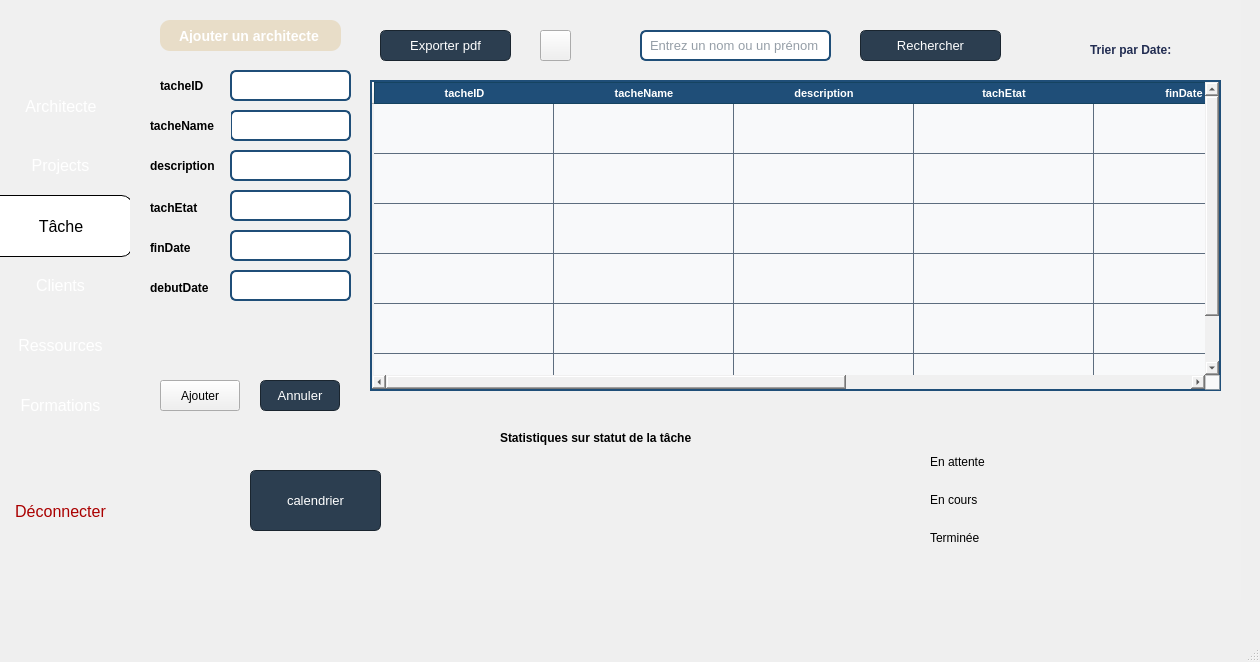
Qt form mainwindow.ui (ProjetCPP-S2-2A15/projetcpp2a15-elicarthage) before a commit.
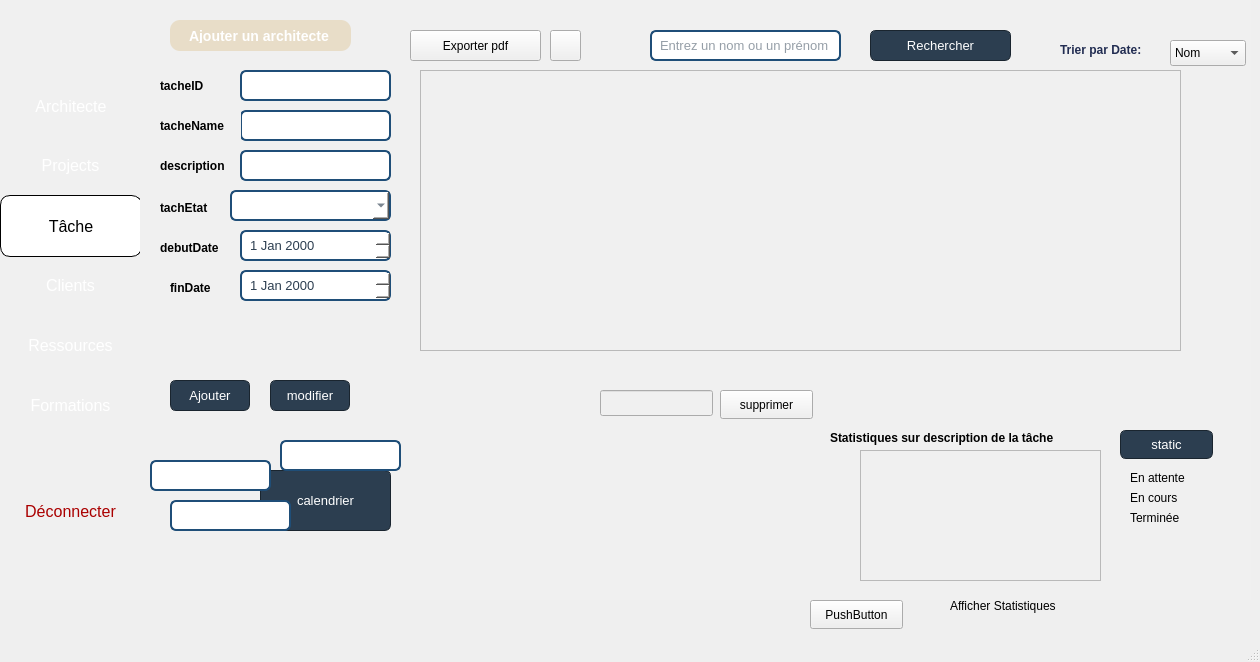
The same form after that commit. Icons and pictures are not drawn.

```diff
--- a/mainwindow.ui
+++ b/mainwindow.ui
@@ -17,7 +17,7 @@
    <widget class="QWidget" name="widget" native="true">
     <property name="geometry">
      <rect>
-      <x>-10</x>
+      <x>0</x>
       <y>0</y>
       <width>1251</width>
       <height>600</height>
@@ -26,6 +26,10 @@
     <property name="styleSheet">
      <string notr="true">QWidget {
     background-color: rgba(240, 240, 240, 1); /* Gris très clair */
+    background-image: url(&quot;back.jpg&quot;); /* Ton image de fond */
+    background-repeat: no-repeat; /* Evite la répétition de l'image */
+    background-position: center; /* Centre l'image */
+    background-size: cover; /* Couvre toute la surface du widget */
 }
 </string>
     </property>
@@ -271,7 +275,7 @@
       <rect>
        <x>150</x>
        <y>20</y>
-       <width>221</width>
+       <width>251</width>
        <height>411</height>
       </rect>
      </property>
@@ -292,7 +296,7 @@
        <rect>
         <x>90</x>
         <y>50</y>
-        <width>121</width>
+        <width>151</width>
         <height>31</height>
        </rect>
       </property>
@@ -320,35 +324,7 @@
        <rect>
         <x>90</x>
         <y>90</y>
-        <width>121</width>
-        <height>31</height>
-       </rect>
-      </property>
-      <property name="styleSheet">
-       <string notr="true">QLineEdit {
-    background-color: #FFFFFF;    /* Fond blanc pour une bonne lisibilité */
-    color: #2C3E50;               /* Texte bleu foncé */
-    border: 2px solid #1F4E78;    /* Bordure bleu foncé */
-    border-radius: 6px;           /* Coins arrondis */
-    padding: 6px;                 /* Espacement intérieur */
-    font-size: 13px;              /* Taille de la police équilibrée */
-    selection-background-color: #5DADE2; /* Bleu clair pour la sélection du texte */
-    selection-color: white;       /* Texte blanc quand sélectionné */
-}
-
-QLineEdit:focus {
-    border: 2px solid #222D52;    /* Bordure bleu plus clair au focus */
-    background-color: #ECF0F1;    /* Fond gris clair subtil au focus */
-}
-</string>
-      </property>
-     </widget>
-     <widget class="QLineEdit" name="lineEdit_debutDate">
-      <property name="geometry">
-       <rect>
-        <x>90</x>
-        <y>210</y>
-        <width>121</width>
+        <width>151</width>
         <height>31</height>
        </rect>
       </property>
@@ -374,7 +350,7 @@
      <widget class="QLabel" name="label_2">
       <property name="geometry">
        <rect>
-        <x>20</x>
+        <x>10</x>
         <y>50</y>
         <width>61</width>
         <height>31</height>
@@ -410,8 +386,8 @@
      <widget class="QLabel" name="label_5">
       <property name="geometry">
        <rect>
-        <x>10</x>
-        <y>220</y>
+        <x>20</x>
+        <y>260</y>
         <width>61</width>
         <height>16</height>
        </rect>
@@ -425,7 +401,7 @@
        <string>finDate</string>
       </property>
      </widget>
-     <widget class="QPushButton" name="_pushButton_ajouter_clicked">
+     <widget class="QPushButton" name="pushButtonajouter">
       <property name="geometry">
        <rect>
         <x>20</x>
@@ -435,7 +411,7 @@
        </rect>
       </property>
       <property name="styleSheet">
-       <string notr="true">QPushButton#pushButton_ajouter_clicked {
+       <string notr="true">QPushButton#pushButtonajouter {
     background-color: #2C3E50;  /* Bleu foncé professionnel */
     color: white;               /* Texte blanc pour un bon contraste */
     border-radius: 6px;         /* Coins légèrement arrondis */
@@ -445,16 +421,16 @@
     border: 1px solid #1A252F;  /* Bordure discrète légèrement plus foncée */
 }
 
-QPushButton#pushButton_ajouter_clickedt:hover {
+QPushButton#pushButtonajouter:hover {
     background-color: #34495E;  /* Bleu légèrement plus clair au survol */
     border: 1px solid #2C3E50;  /* Bordure harmonisée */
 }
 
-QPushButton#pushButton_ajouter_clicked:pressed {
+QPushButton#pushButtonajouter:pressed {
     background-color: #1A252F;  /* Bleu encore plus foncé lorsqu'on clique */
 }
 
-QPushButton#pushButton_ajouter_clicked:disabled {
+QPushButton#pushButtonajouter:disabled {
     background-color: #95A5A6;  /* Gris bleuté pour un bouton désactivé */
     color: #D0D3D4;             /* Texte plus clair pour indiquer l’inactivité */
     border: 1px solid #7F8C8D;
@@ -465,7 +441,7 @@
        <string>Ajouter</string>
       </property>
      </widget>
-     <widget class="QPushButton" name="annulerEvent">
+     <widget class="QPushButton" name="pushButton_modifier">
       <property name="geometry">
        <rect>
         <x>120</x>
@@ -475,7 +451,7 @@
        </rect>
       </property>
       <property name="styleSheet">
-       <string notr="true">QPushButton#annulerEvent {
+       <string notr="true">QPushButton#pushButton_modifier {
     background-color: #2C3E50;  /* Bleu foncé professionnel */
     color: white;               /* Texte blanc pour un bon contraste */
     border-radius: 6px;         /* Coins légèrement arrondis */
@@ -485,16 +461,16 @@
     border: 1px solid #1A252F;  /* Bordure discrète légèrement plus foncée */
 }
 
-QPushButton#annulerEvent:hover {
+QPushButton#pushButton_modifier:hover {
     background-color: #34495E;  /* Bleu légèrement plus clair au survol */
     border: 1px solid #2C3E50;  /* Bordure harmonisée */
 }
 
-QPushButton#annulerEvent:pressed {
+QPushButton#pushButton_modifier:pressed {
     background-color: #1A252F;  /* Bleu encore plus foncé lorsqu'on clique */
 }
 
-QPushButton#annulerEvent:disabled {
+QPushButton#pushButton_modifier:disabled {
     background-color: #95A5A6;  /* Gris bleuté pour un bouton désactivé */
     color: #D0D3D4;             /* Texte plus clair pour indiquer l’inactivité */
     border: 1px solid #7F8C8D;
@@ -502,7 +478,7 @@
 </string>
       </property>
       <property name="text">
-       <string>Annuler</string>
+       <string>modifier</string>
       </property>
      </widget>
      <widget class="QLabel" name="label_12">
@@ -545,7 +521,7 @@
       <property name="geometry">
        <rect>
         <x>10</x>
-        <y>260</y>
+        <y>220</y>
         <width>81</width>
         <height>16</height>
        </rect>
@@ -559,68 +535,12 @@
        <string>debutDate</string>
       </property>
      </widget>
-     <widget class="QLineEdit" name="lineEdit_etat">
-      <property name="geometry">
-       <rect>
-        <x>90</x>
-        <y>170</y>
-        <width>121</width>
-        <height>31</height>
-       </rect>
-      </property>
-      <property name="styleSheet">
-       <string notr="true">QLineEdit {
-    background-color: #FFFFFF;    /* Fond blanc pour une bonne lisibilité */
-    color: #2C3E50;               /* Texte bleu foncé */
-    border: 2px solid #1F4E78;    /* Bordure bleu foncé */
-    border-radius: 6px;           /* Coins arrondis */
-    padding: 6px;                 /* Espacement intérieur */
-    font-size: 13px;              /* Taille de la police équilibrée */
-    selection-background-color: #5DADE2; /* Bleu clair pour la sélection du texte */
-    selection-color: white;       /* Texte blanc quand sélectionné */
-}
-
-QLineEdit:focus {
-    border: 2px solid #222D52;    /* Bordure bleu plus clair au focus */
-    background-color: #ECF0F1;    /* Fond gris clair subtil au focus */
-}
-</string>
-      </property>
-     </widget>
-     <widget class="QLineEdit" name="lineEdit_finDate">
-      <property name="geometry">
-       <rect>
-        <x>90</x>
-        <y>250</y>
-        <width>121</width>
-        <height>31</height>
-       </rect>
-      </property>
-      <property name="styleSheet">
-       <string notr="true">QLineEdit {
-    background-color: #FFFFFF;    /* Fond blanc pour une bonne lisibilité */
-    color: #2C3E50;               /* Texte bleu foncé */
-    border: 2px solid #1F4E78;    /* Bordure bleu foncé */
-    border-radius: 6px;           /* Coins arrondis */
-    padding: 6px;                 /* Espacement intérieur */
-    font-size: 13px;              /* Taille de la police équilibrée */
-    selection-background-color: #5DADE2; /* Bleu clair pour la sélection du texte */
-    selection-color: white;       /* Texte blanc quand sélectionné */
-}
-
-QLineEdit:focus {
-    border: 2px solid #222D52;    /* Bordure bleu plus clair au focus */
-    background-color: #ECF0F1;    /* Fond gris clair subtil au focus */
-}
-</string>
-      </property>
-     </widget>
      <widget class="QLineEdit" name="lineEdit_description">
       <property name="geometry">
        <rect>
         <x>90</x>
         <y>130</y>
-        <width>121</width>
+        <width>151</width>
         <height>31</height>
        </rect>
       </property>
@@ -643,333 +563,95 @@
 </string>
       </property>
      </widget>
-    </widget>
-    <widget class="QTableWidget" name="tableWidget">
-     <property name="enabled">
-      <bool>true</bool>
-     </property>
-     <property name="geometry">
-      <rect>
-       <x>380</x>
-       <y>80</y>
-       <width>851</width>
-       <height>311</height>
-      </rect>
-     </property>
-     <property name="sizePolicy">
-      <sizepolicy hsizetype="Expanding" vsizetype="Expanding">
-       <horstretch>10</horstretch>
-       <verstretch>10</verstretch>
-      </sizepolicy>
-     </property>
-     <property name="minimumSize">
-      <size>
-       <width>10</width>
-       <height>10</height>
-      </size>
-     </property>
-     <property name="baseSize">
-      <size>
-       <width>10</width>
-       <height>10</height>
-      </size>
-     </property>
-     <property name="styleSheet">
-      <string notr="true">QTableWidget {
-    background-color: #F8F9FA;   /* Fond gris très clair */
-    color: #1B2631;              /* Texte bleu foncé */
-    border: 2px solid #1F4E78;   /* Bordure extérieure */
-    gridline-color: #5D6D7E;
-    font-size: 12px;  /* Réduction de la taille de police */
-    selection-background-color: #D6EAF8;
-    selection-color: #1B2631;
+     <widget class="QDateEdit" name="dateEdit_finDate">
+      <property name="geometry">
+       <rect>
+        <x>90</x>
+        <y>250</y>
+        <width>151</width>
+        <height>31</height>
+       </rect>
+      </property>
+      <property name="styleSheet">
+       <string notr="true">QDateEdit {
+    background-color: #FFFFFF;    /* Fond blanc pour une bonne lisibilité */
+    color: #2C3E50;               /* Texte bleu foncé */
+    border: 2px solid #1F4E78;    /* Bordure bleu foncé */
+    border-radius: 6px;           /* Coins arrondis */
+    padding: 6px;                 /* Espacement intérieur */
+    font-size: 13px;              /* Taille de la police équilibrée */
+    selection-background-color: #5DADE2; /* Bleu clair pour la sélection du texte */
+    selection-color: white;       /* Texte blanc quand sélectionné */
 }
 
-QTableWidget::item {
-    padding: 1px; /* Réduction maximale du padding */
+QDateEdit:focus {
+    border: 2px solid #222D52;    /* Bordure bleu plus clair au focus */
+    background-color: #ECF0F1;    /* Fond gris clair subtil au focus */
 }
-
-QTableWidget::item:selected {
-    background-color: #D6EAF8;
-    color: #1B2631;
+</string>
+      </property>
+     </widget>
+     <widget class="QDateEdit" name="dateEdit_debutDate">
+      <property name="geometry">
+       <rect>
+        <x>90</x>
+        <y>210</y>
+        <width>151</width>
+        <height>31</height>
+       </rect>
+      </property>
+      <property name="styleSheet">
+       <string notr="true">QDateEdit {
+    background-color: #FFFFFF;    /* Fond blanc pour une bonne lisibilité */
+    color: #2C3E50;               /* Texte bleu foncé */
+    border: 2px solid #1F4E78;    /* Bordure bleu foncé */
+    border-radius: 6px;           /* Coins arrondis */
+    padding: 6px;                 /* Espacement intérieur */
+    font-size: 13px;              /* Taille de la police équilibrée */
+    selection-background-color: #5DADE2; /* Bleu clair pour la sélection du texte */
+    selection-color: white;       /* Texte blanc quand sélectionné */
 }
 
-/* En-tête de colonne */
-QHeaderView::section {
-    background-color: #1F4E78;
-    color: white;
-    padding: 1px;  /* Réduction maximale du padding */
-    font-weight: bold;
-    border: 1px solid #154360;
-    border-left: none;
-    border-right: none;
-    min-width: 10px;  /* Colonnes encore plus petites */
-    max-width: 40px;  /* Réduction encore plus prononcée */
-    font-size: 11px;  /* Diminution supplémentaire de la taille du texte */
+QDateEdit:focus {
+    border: 2px solid #222D52;    /* Bordure bleu plus clair au focus */
+    background-color: #ECF0F1;    /* Fond gris clair subtil au focus */
 }
-
-/* Supprimer la bordure gauche de la première colonne */
-QHeaderView::section:first {
-    border-left: 1px solid #154360;
+</string>
+      </property>
+     </widget>
+     <widget class="QComboBox" name="comboBox_etat">
+      <property name="geometry">
+       <rect>
+        <x>80</x>
+        <y>170</y>
+        <width>161</width>
+        <height>31</height>
+       </rect>
+      </property>
+      <property name="styleSheet">
+       <string notr="true">QComboBox{
+    background-color: #FFFFFF;    /* Fond blanc pour une bonne lisibilité */
+    color: #2C3E50;               /* Texte bleu foncé */
+    border: 2px solid #1F4E78;    /* Bordure bleu foncé */
+    border-radius: 6px;           /* Coins arrondis */
+    padding: 6px;                 /* Espacement intérieur */
+    font-size: 13px;              /* Taille de la police équilibrée */
+    selection-background-color: #5DADE2; /* Bleu clair pour la sélection du texte */
+    selection-color: white;       /* Texte blanc quand sélectionné */
 }
 
-/* Supprimer la bordure droite de la dernière colonne */
-QHeaderView::section:last {
-    border-right: 1px solid #154360;
+QComboBox:focus {
+    border: 2px solid #222D52;    /* Bordure bleu plus clair au focus */
+    background-color: #ECF0F1;    /* Fond gris clair subtil au focus */
 }
-
-/* Effet au survol */
-QHeaderView::section:hover {
-    background-color: #154360;
-}
-
-/* Supprimer la numérotation des lignes */
-QTableWidget QHeaderView::section:vertical {
-    background: transparent;
-    border: none;
-    min-width: 0px;
-    max-width: 0px;
-    width: 0px;
-}
-
-/* Bouton de coin */
-QTableCornerButton::section {
-    background-color: #1F4E78;
-    border: 1px solid #154360;
-}
 </string>
-     </property>
-     <property name="verticalScrollBarPolicy">
-      <enum>Qt::ScrollBarPolicy::ScrollBarAsNeeded</enum>
-     </property>
-     <property name="sizeAdjustPolicy">
-      <enum>QAbstractScrollArea::SizeAdjustPolicy::AdjustIgnored</enum>
-     </property>
-     <property name="alternatingRowColors">
-      <bool>false</bool>
-     </property>
-     <property name="iconSize">
-      <size>
-       <width>0</width>
-       <height>0</height>
-      </size>
-     </property>
-     <property name="wordWrap">
-      <bool>true</bool>
-     </property>
-     <property name="cornerButtonEnabled">
-      <bool>true</bool>
-     </property>
-     <attribute name="horizontalHeaderDefaultSectionSize">
-      <number>180</number>
-     </attribute>
-     <attribute name="verticalHeaderDefaultSectionSize">
-      <number>50</number>
-     </attribute>
-     <attribute name="verticalHeaderShowSortIndicator" stdset="0">
-      <bool>true</bool>
-     </attribute>
-     <row>
-      <property name="text">
-       <string>1</string>
       </property>
-      <property name="textAlignment">
-       <set>AlignCenter</set>
-      </property>
-     </row>
-     <row>
-      <property name="text">
-       <string>2</string>
-      </property>
-      <property name="textAlignment">
-       <set>AlignCenter</set>
-      </property>
-     </row>
-     <row>
-      <property name="text">
-       <string>3</string>
-      </property>
-      <property name="textAlignment">
-       <set>AlignCenter</set>
-      </property>
-     </row>
-     <row>
-      <property name="text">
-       <string>4</string>
-      </property>
-      <property name="textAlignment">
-       <set>AlignCenter</set>
-      </property>
-     </row>
-     <row>
-      <property name="text">
-       <string>5</string>
-      </property>
-      <property name="textAlignment">
-       <set>AlignCenter</set>
-      </property>
-     </row>
-     <row>
-      <property name="text">
-       <string>6</string>
-      </property>
-      <property name="textAlignment">
-       <set>AlignCenter</set>
-      </property>
-     </row>
-     <column>
-      <property name="text">
-       <string>tacheID</string>
-      </property>
-      <property name="font">
-       <font>
-        <bold>false</bold>
-       </font>
-      </property>
-      <property name="background">
-       <color>
-        <red>223</red>
-        <green>197</green>
-        <blue>254</blue>
-       </color>
-      </property>
-     </column>
-     <column>
-      <property name="text">
-       <string>tacheName</string>
-      </property>
-     </column>
-     <column>
-      <property name="text">
-       <string>description</string>
-      </property>
-      <property name="font">
-       <font>
-        <bold>false</bold>
-       </font>
-      </property>
-      <property name="background">
-       <color>
-        <red>223</red>
-        <green>197</green>
-        <blue>254</blue>
-       </color>
-      </property>
-     </column>
-     <column>
-      <property name="text">
-       <string>tachEtat</string>
-      </property>
-      <property name="font">
-       <font>
-        <bold>false</bold>
-       </font>
-      </property>
-      <property name="background">
-       <color>
-        <red>223</red>
-        <green>197</green>
-        <blue>254</blue>
-       </color>
-      </property>
-     </column>
-     <column>
-      <property name="text">
-       <string>finDate</string>
-      </property>
-      <property name="font">
-       <font>
-        <bold>false</bold>
-       </font>
-      </property>
-      <property name="background">
-       <color>
-        <red>223</red>
-        <green>197</green>
-        <blue>254</blue>
-       </color>
-      </property>
-     </column>
-     <column>
-      <property name="text">
-       <string>debutDate</string>
-      </property>
-     </column>
-     <column>
-      <property name="text">
-       <string>Actions</string>
-      </property>
-     </column>
-     <item row="0" column="0">
-      <property name="text">
-       <string/>
-      </property>
-     </item>
-     <item row="0" column="2">
-      <property name="text">
-       <string/>
-      </property>
-     </item>
-     <item row="0" column="3">
-      <property name="text">
-       <string/>
-      </property>
-     </item>
-     <item row="0" column="4">
-      <property name="text">
-       <string/>
-      </property>
-     </item>
-     <item row="1" column="0">
-      <property name="text">
-       <string/>
-      </property>
-     </item>
-     <item row="1" column="2">
-      <property name="text">
-       <string/>
-      </property>
-     </item>
-     <item row="1" column="3">
-      <property name="text">
-       <string/>
-      </property>
-     </item>
-     <item row="1" column="4">
-      <property name="text">
-       <string/>
-      </property>
-     </item>
-     <item row="1" column="6">
-      <property name="text">
-       <string/>
-      </property>
-     </item>
-     <item row="2" column="0">
-      <property name="text">
-       <string/>
-      </property>
-     </item>
-     <item row="2" column="2">
-      <property name="text">
-       <string/>
-      </property>
-     </item>
-     <item row="2" column="3">
-      <property name="text">
-       <string/>
-      </property>
-     </item>
-     <item row="2" column="4">
-      <property name="text">
-       <string/>
-      </property>
-     </item>
+     </widget>
     </widget>
-    <widget class="QPushButton" name="exportProjet">
+    <widget class="QPushButton" name="pushButton_exportPDF">
      <property name="geometry">
       <rect>
-       <x>390</x>
+       <x>410</x>
        <y>30</y>
        <width>131</width>
        <height>31</height>
@@ -1046,7 +728,7 @@
       <string>Rechercher</string>
      </property>
     </widget>
-    <widget class="QLineEdit" name="taperRech">
+    <widget class="QLineEdit" name="lineEdit_recherche">
      <property name="geometry">
       <rect>
        <x>650</x>
@@ -1178,12 +860,12 @@
        <string/>
       </property>
      </widget>
-     <widget class="QLabel" name="label_7">
+     <widget class="QLabel" name="label_4">
       <property name="geometry">
        <rect>
-        <x>20</x>
+        <x>340</x>
         <y>10</y>
-        <width>331</width>
+        <width>261</width>
         <height>16</height>
        </rect>
       </property>
@@ -1193,15 +875,15 @@
        </font>
       </property>
       <property name="text">
-       <string>Statistiques sur statut de la tâche </string>
+       <string>Statistiques sur description de la tâche </string>
       </property>
      </widget>
      <widget class="QLabel" name="label_8">
       <property name="geometry">
        <rect>
-        <x>450</x>
-        <y>34</y>
-        <width>121</width>
+        <x>640</x>
+        <y>50</y>
+        <width>71</width>
         <height>16</height>
        </rect>
       </property>
@@ -1212,9 +894,9 @@
      <widget class="QLabel" name="label_9">
       <property name="geometry">
        <rect>
-        <x>450</x>
-        <y>110</y>
-        <width>151</width>
+        <x>640</x>
+        <y>90</y>
+        <width>71</width>
         <height>16</height>
        </rect>
       </property>
@@ -1225,9 +907,9 @@
      <widget class="QLabel" name="label_10">
       <property name="geometry">
        <rect>
-        <x>450</x>
-        <y>72</y>
-        <width>141</width>
+        <x>640</x>
+        <y>70</y>
+        <width>61</width>
         <height>16</height>
        </rect>
       </property>
@@ -1235,11 +917,68 @@
        <string>En cours</string>
       </property>
      </widget>
+     <widget class="QPushButton" name="pushButton_statistique">
+      <property name="geometry">
+       <rect>
+        <x>630</x>
+        <y>10</y>
+        <width>93</width>
+        <height>29</height>
+       </rect>
+      </property>
+      <property name="styleSheet">
+       <string notr="true">
+QPushButton#pushButton_statistique {
+    background-color: #2C3E50;  /* Bleu foncé professionnel */
+    color: white;               /* Texte blanc pour un bon contraste */
+    border-radius: 6px;         /* Coins légèrement arrondis */
+    padding: 6px 12px;          /* Espacement réduit pour un design plus compact */
+    font-size: 13px;            /* Texte plus petit et plus élégant */
+    font-weight: normal;        /* Texte normal pour un style minimaliste */
+    border: 1px solid #1A252F;  /* Bordure discrète légèrement plus foncée */
+}
+
+QPushButton#pushButton_statistique:hover {
+    background-color: #34495E;  /* Bleu légèrement plus clair au survol */
+    border: 1px solid #2C3E50;  /* Bordure harmonisée */
+}
+
+QPushButton#pushButton_modifier:pressed {
+    background-color: #1A252F;  /* Bleu encore plus foncé lorsqu'on clique */
+}
+
+QPushButton#pushButton_statistique:disabled {
+    background-color: #95A5A6;  /* Gris bleuté pour un bouton désactivé */
+    color: #D0D3D4;             /* Texte plus clair pour indiquer l’inactivité */
+    border: 1px solid #7F8C8D;
+}
+</string>
+      </property>
+      <property name="text">
+       <string>static</string>
+      </property>
+     </widget>
+     <widget class="QFrame" name="Statistiques">
+      <property name="geometry">
+       <rect>
+        <x>370</x>
+        <y>30</y>
+        <width>241</width>
+        <height>131</height>
+       </rect>
+      </property>
+      <property name="frameShape">
+       <enum>QFrame::Shape::StyledPanel</enum>
+      </property>
+      <property name="frameShadow">
+       <enum>QFrame::Shadow::Raised</enum>
+      </property>
+     </widget>
     </widget>
     <widget class="QLabel" name="label_11">
      <property name="geometry">
       <rect>
-       <x>1100</x>
+       <x>1060</x>
        <y>40</y>
        <width>101</width>
        <height>21</height>
@@ -1316,18 +1055,180 @@
       <string>calendrier</string>
      </property>
     </widget>
-    <zorder>widget_2</zorder>
-    <zorder>widget_3</zorder>
-    <zorder>exportProjet</zorder>
-    <zorder>BouttonRechProjet</zorder>
-    <zorder>taperRech</zorder>
-    <zorder>tri</zorder>
-    <zorder>label</zorder>
-    <zorder>tableWidget</zorder>
-    <zorder>widget_4</zorder>
-    <zorder>label_11</zorder>
-    <zorder>pushButton</zorder>
-    <zorder>exportProjet_2</zorder>
+    <widget class="QTableView" name="tableView">
+     <property name="geometry">
+      <rect>
+       <x>420</x>
+       <y>70</y>
+       <width>761</width>
+       <height>281</height>
+      </rect>
+     </property>
+     <attribute name="horizontalHeaderDefaultSectionSize">
+      <number>135</number>
+     </attribute>
+     <attribute name="verticalHeaderDefaultSectionSize">
+      <number>41</number>
+     </attribute>
+    </widget>
+    <widget class="QPushButton" name="btnsupprimer">
+     <property name="geometry">
+      <rect>
+       <x>720</x>
+       <y>390</y>
+       <width>93</width>
+       <height>29</height>
+      </rect>
+     </property>
+     <property name="text">
+      <string>supprimer</string>
+     </property>
+    </widget>
+    <widget class="QLineEdit" name="lineEdit_IDS">
+     <property name="geometry">
+      <rect>
+       <x>600</x>
+       <y>390</y>
+       <width>113</width>
+       <height>26</height>
+      </rect>
+     </property>
+    </widget>
+    <widget class="QLineEdit" name="lineEdit_debutDatee">
+     <property name="geometry">
+      <rect>
+       <x>170</x>
+       <y>500</y>
+       <width>121</width>
+       <height>31</height>
+      </rect>
+     </property>
+     <property name="styleSheet">
+      <string notr="true">QLineEdit {
+    background-color: #FFFFFF;    /* Fond blanc pour une bonne lisibilité */
+    color: #2C3E50;               /* Texte bleu foncé */
+    border: 2px solid #1F4E78;    /* Bordure bleu foncé */
+    border-radius: 6px;           /* Coins arrondis */
+    padding: 6px;                 /* Espacement intérieur */
+    font-size: 13px;              /* Taille de la police équilibrée */
+    selection-background-color: #5DADE2; /* Bleu clair pour la sélection du texte */
+    selection-color: white;       /* Texte blanc quand sélectionné */
+}
+
+QLineEdit:focus {
+    border: 2px solid #222D52;    /* Bordure bleu plus clair au focus */
+    background-color: #ECF0F1;    /* Fond gris clair subtil au focus */
+}
+</string>
+     </property>
+    </widget>
+    <widget class="QLineEdit" name="lineEdit_finDatee">
+     <property name="geometry">
+      <rect>
+       <x>150</x>
+       <y>460</y>
+       <width>121</width>
+       <height>31</height>
+      </rect>
+     </property>
+     <property name="styleSheet">
+      <string notr="true">QLineEdit {
+    background-color: #FFFFFF;    /* Fond blanc pour une bonne lisibilité */
+    color: #2C3E50;               /* Texte bleu foncé */
+    border: 2px solid #1F4E78;    /* Bordure bleu foncé */
+    border-radius: 6px;           /* Coins arrondis */
+    padding: 6px;                 /* Espacement intérieur */
+    font-size: 13px;              /* Taille de la police équilibrée */
+    selection-background-color: #5DADE2; /* Bleu clair pour la sélection du texte */
+    selection-color: white;       /* Texte blanc quand sélectionné */
+}
+
+QLineEdit:focus {
+    border: 2px solid #222D52;    /* Bordure bleu plus clair au focus */
+    background-color: #ECF0F1;    /* Fond gris clair subtil au focus */
+}
+</string>
+     </property>
+    </widget>
+    <widget class="QLineEdit" name="lineEdit_etat">
+     <property name="geometry">
+      <rect>
+       <x>280</x>
+       <y>440</y>
+       <width>121</width>
+       <height>31</height>
+      </rect>
+     </property>
+     <property name="styleSheet">
+      <string notr="true">QLineEdit {
+    background-color: #FFFFFF;    /* Fond blanc pour une bonne lisibilité */
+    color: #2C3E50;               /* Texte bleu foncé */
+    border: 2px solid #1F4E78;    /* Bordure bleu foncé */
+    border-radius: 6px;           /* Coins arrondis */
+    padding: 6px;                 /* Espacement intérieur */
+    font-size: 13px;              /* Taille de la police équilibrée */
+    selection-background-color: #5DADE2; /* Bleu clair pour la sélection du texte */
+    selection-color: white;       /* Texte blanc quand sélectionné */
+}
+
+QLineEdit:focus {
+    border: 2px solid #222D52;    /* Bordure bleu plus clair au focus */
+    background-color: #ECF0F1;    /* Fond gris clair subtil au focus */
+}
+</string>
+     </property>
+    </widget>
+    <widget class="QComboBox" name="comboBox_tri">
+     <property name="geometry">
+      <rect>
+       <x>1170</x>
+       <y>40</y>
+       <width>76</width>
+       <height>26</height>
+      </rect>
+     </property>
+     <item>
+      <property name="text">
+       <string>Nom</string>
+      </property>
+     </item>
+     <item>
+      <property name="text">
+       <string>Date de début</string>
+      </property>
+     </item>
+     <item>
+      <property name="text">
+       <string>Date de fin</string>
+      </property>
+     </item>
+    </widget>
+   </widget>
+   <widget class="QPushButton" name="pushButton_stats">
+    <property name="geometry">
+     <rect>
+      <x>810</x>
+      <y>600</y>
+      <width>93</width>
+      <height>29</height>
+     </rect>
+    </property>
+    <property name="text">
+     <string>PushButton</string>
+    </property>
+   </widget>
+   <widget class="QLabel" name="Afficher_statistiques">
+    <property name="geometry">
+     <rect>
+      <x>950</x>
+      <y>590</y>
+      <width>141</width>
+      <height>31</height>
+     </rect>
+    </property>
+    <property name="text">
+     <string>Afficher Statistiques</string>
+    </property>
    </widget>
   </widget>
   <widget class="QMenuBar" name="menubar">
```
